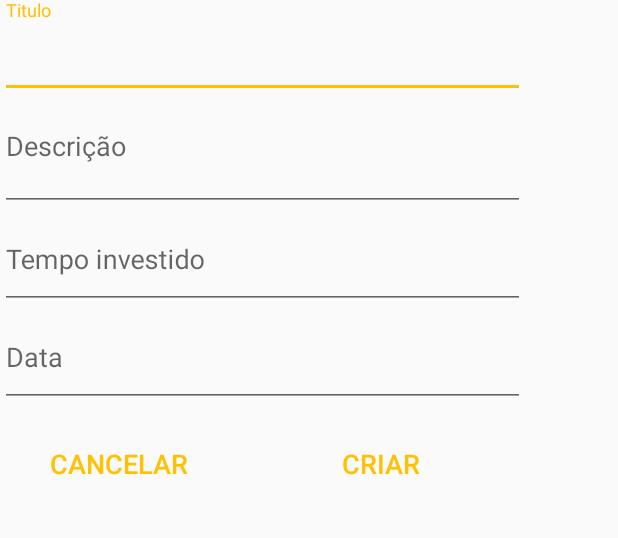
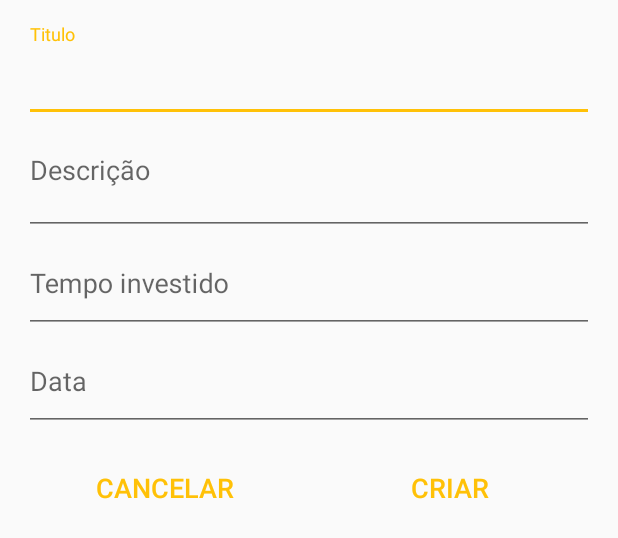
Before and after one commit to pablovfds/POvMTProjetoPiloto, an Android app: the layout fragment_register_activity_item.xml on its own in the app's theme, with its tools: preview values and no code run, on a phone screen of 412 x 824 dp. Shown: the top 538 px of the screen. Run offline under Robolectric (Android 15) with nearby library versions, the phone set to English and light mode, and no system bars.

Commit message:
commit para realizar merge - inicializar tratamento de tis

```diff
--- a/app/src/main/res/layout/fragment_register_activity_item.xml
+++ b/app/src/main/res/layout/fragment_register_activity_item.xml
@@ -1,7 +1,8 @@
 <LinearLayout xmlns:android="http://schemas.android.com/apk/res/android"
     android:orientation="vertical"
-    android:layout_width="350dp"
-    android:layout_height="330dp">
+    android:layout_width="match_parent"
+    android:layout_height="330dp"
+    android:layout_margin="@dimen/activity_horizontal_margin">
 
     <android.support.design.widget.TextInputLayout
         android:layout_width="match_parent"
```
Also changed, not shown: app/src/main/java/com/povmt/les/povmtprojetopiloto/Views/HomeActivity.java (+7 -10 lines).
